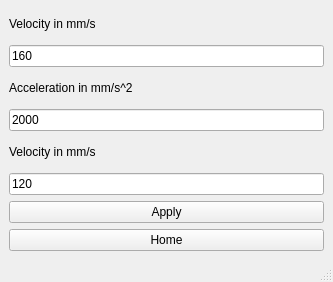
Old version of the form ThorLabs.ui in the repository VladCher-ger/PythonCodeQTDS.
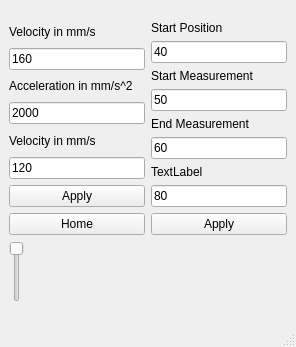
New version of the form.

What changed in the file:
```diff
--- a/ThorLabs.ui
+++ b/ThorLabs.ui
@@ -6,16 +6,25 @@
    <rect>
     <x>0</x>
     <y>0</y>
-    <width>333</width>
-    <height>282</height>
+    <width>296</width>
+    <height>347</height>
    </rect>
   </property>
   <property name="windowTitle">
    <string>MainWindow</string>
   </property>
   <widget class="QWidget" name="centralwidget">
-   <layout class="QHBoxLayout" name="horizontalLayout">
-    <item>
+   <widget class="QWidget" name="">
+    <property name="geometry">
+     <rect>
+      <x>9</x>
+      <y>21</y>
+      <width>278</width>
+      <height>281</height>
+     </rect>
+    </property>
+    <layout class="QGridLayout" name="gridLayout">
+     <item row="0" column="0">
      <layout class="QVBoxLayout" name="verticalLayout">
       <item>
        <widget class="QLabel" name="label">
@@ -75,7 +84,94 @@
       </item>
      </layout>
     </item>
-   </layout>
+     <item row="0" column="1">
+      <layout class="QVBoxLayout" name="verticalLayout_3">
+       <item>
+        <widget class="QLabel" name="label_4">
+         <property name="text">
+          <string>Start Position</string>
+         </property>
+        </widget>
+       </item>
+       <item>
+        <widget class="QLineEdit" name="StartPos">
+         <property name="text">
+          <string>40</string>
+         </property>
+        </widget>
+       </item>
+       <item>
+        <widget class="QLabel" name="label_5">
+         <property name="text">
+          <string>Start Measurement</string>
+         </property>
+        </widget>
+       </item>
+       <item>
+        <widget class="QLineEdit" name="StartMeasPos">
+         <property name="text">
+          <string>50</string>
+         </property>
+        </widget>
+       </item>
+       <item>
+        <widget class="QLabel" name="label_6">
+         <property name="text">
+          <string>End Measurement</string>
+         </property>
+        </widget>
+       </item>
+       <item>
+        <widget class="QLineEdit" name="StopMeasPos">
+         <property name="text">
+          <string>60</string>
+         </property>
+        </widget>
+       </item>
+       <item>
+        <widget class="QLabel" name="label_7">
+         <property name="text">
+          <string>TextLabel</string>
+         </property>
+        </widget>
+       </item>
+       <item>
+        <widget class="QLineEdit" name="EndPos">
+         <property name="text">
+          <string>80</string>
+         </property>
+        </widget>
+       </item>
+       <item>
+        <widget class="QPushButton" name="SetParam">
+         <property name="text">
+          <string>Apply</string>
+         </property>
+        </widget>
+       </item>
+      </layout>
+     </item>
+     <item row="1" column="0">
+      <widget class="QSlider" name="PositionSlide">
+       <property name="minimum">
+        <number>1</number>
+       </property>
+       <property name="value">
+        <number>1</number>
+       </property>
+       <property name="sliderPosition">
+        <number>1</number>
+       </property>
+       <property name="orientation">
+        <enum>Qt::Vertical</enum>
+       </property>
+       <property name="invertedAppearance">
+        <bool>true</bool>
+       </property>
+      </widget>
+     </item>
+    </layout>
+   </widget>
   </widget>
   <widget class="QMenuBar" name="menubar">
    <property name="geometry">
```
Left out of the diff: 2 changed lines with no effect on the pictures. Lines whose indentation alone changed are shown as unchanged.
